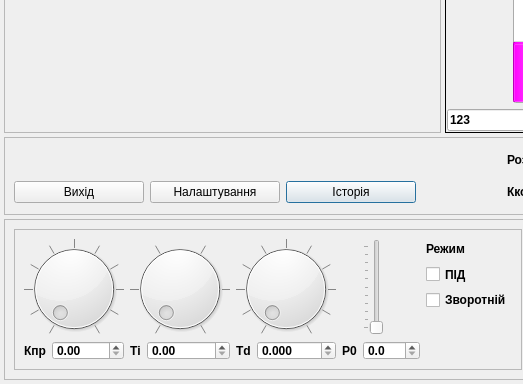
Old version of the form panelReg/panelReg.ui in the repository vanessaorgua/lib; both pictures show x 0 to 523 and y 178 to 562 of the 912 by 562 pixel window.
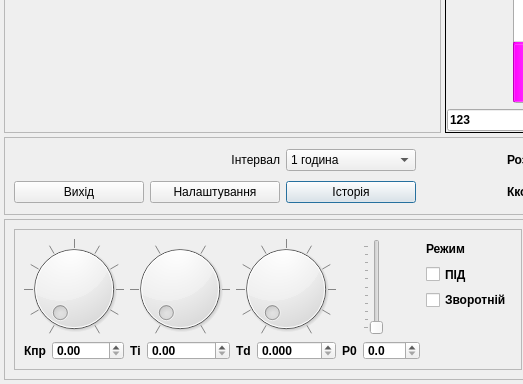
New version of the form. Icons and pictures are not drawn. Custom widgets are drawn as their Qt base class.

Commit message: В панель регулятора додано комбобокс масштабування графіків. Треба ще розібратися із завантаженням даних із БД.

```diff
--- a/panelReg/panelReg.ui
+++ b/panelReg/panelReg.ui
@@ -912,6 +912,35 @@
         </property>
        </widget>
       </item>
+      <item row="0" column="2">
+       <widget class="QComboBox" name="cbInterval">
+        <item>
+         <property name="text">
+          <string>1 година</string>
+         </property>
+        </item>
+        <item>
+         <property name="text">
+          <string>30 хвилин</string>
+         </property>
+        </item>
+        <item>
+         <property name="text">
+          <string>15 хвилин</string>
+         </property>
+        </item>
+       </widget>
+      </item>
+      <item row="0" column="1">
+       <widget class="QLabel" name="label_5">
+        <property name="text">
+         <string>Інтервал</string>
+        </property>
+        <property name="alignment">
+         <set>Qt::AlignRight|Qt::AlignTrailing|Qt::AlignVCenter</set>
+        </property>
+       </widget>
+      </item>
      </layout>
     </widget>
    </item>
```
The commit also changes 2 other files.
